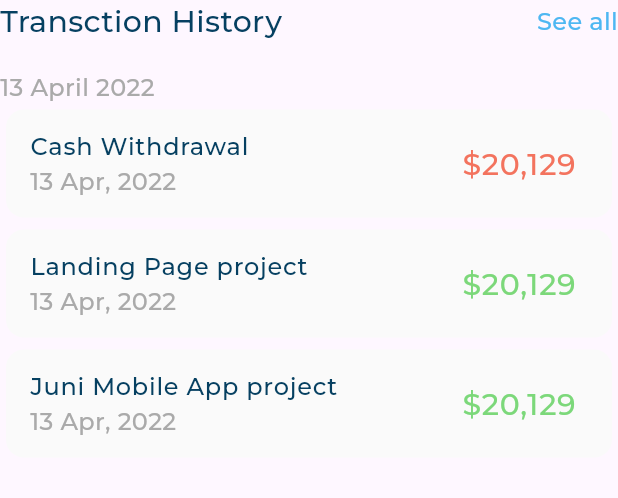
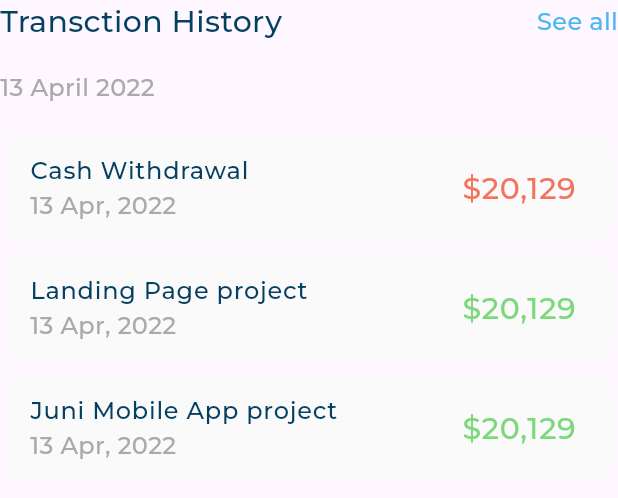
Before and after one commit to sayedmostaf/responsive_dashboard, a Flutter app: the TransctionHistory widget shown alone on an empty page, opened directly, on a phone screen of 412 x 824 dp. Shown: the top 498 px of the screen. Run offline on Flutter 3.47's test engine with Material 3 defaults, Android fonts, the phone set to English and light mode, and no system bars; our stand-ins replace expandable_page_view, flutter_svg; project files that could hold a hidden picture were left out.

Commit message:
my card and transction history section done

```diff
--- a/lib/widgets/dashboard_desktop_layout.dart
+++ b/lib/widgets/dashboard_desktop_layout.dart
@@ -1,6 +1,7 @@
 import 'package:flutter/material.dart';
 import 'package:responsive_dashboard/widgets/all_expenses_and_quick_invoice_section.dart';
 import 'package:responsive_dashboard/widgets/custom_drawer.dart';
+import 'package:responsive_dashboard/widgets/my_cards_and_transction_history_section.dart';
 import 'package:responsive_dashboard/widgets/my_cards_section.dart';
 import 'package:responsive_dashboard/widgets/transction_history.dart';
 
@@ -23,7 +24,7 @@ class DashboardDesktopLayout extends StatelessWidget {
           width: 24,
         ),
         Expanded(
-          child: TransctionHistory(),
+          child: MyCardsAndTransctionHistorySection(),
         ),
       ],
     );
--- a/lib/widgets/transction_history.dart
+++ b/lib/widgets/transction_history.dart
@@ -23,6 +23,9 @@ class TransctionHistory extends StatelessWidget {
             fontWeight: FontWeight.w500,
             height: 0,
           ),
+        ),
+        SizedBox(
+          height: 16,
         ),
         TransctionHistoryListView(),
       ],
```
Also changed, not shown: lib/widgets/my_cards_and_transction_history_section.dart (added, +24 -0 lines).
